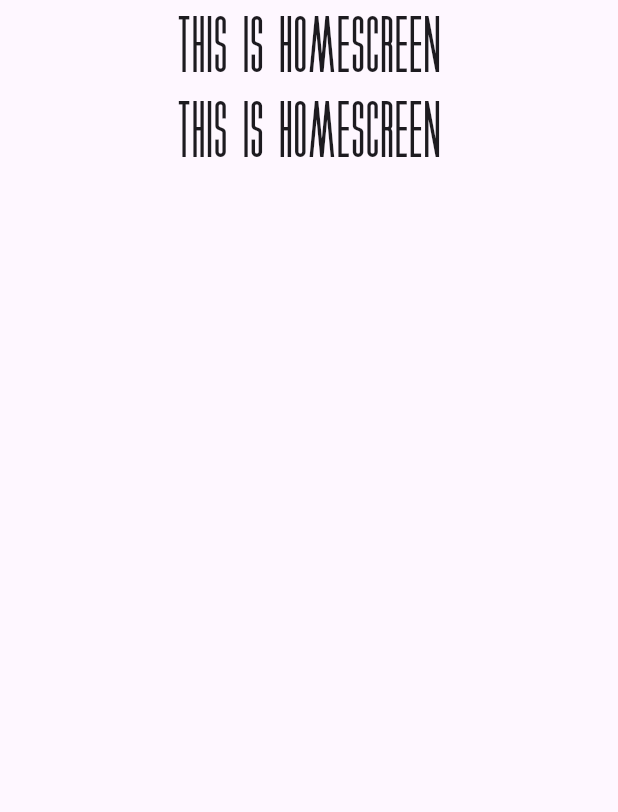
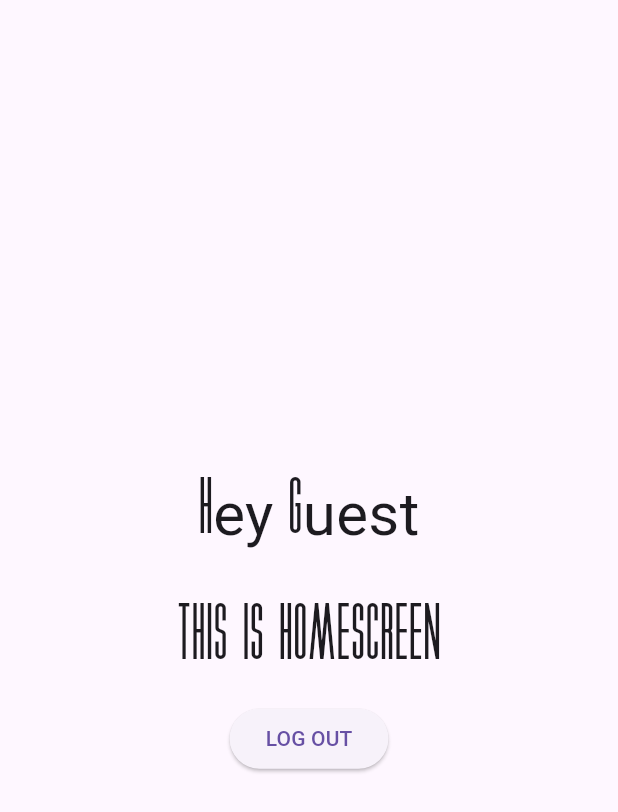
Before and after one commit to xARCELLx/GhostType-App, a Flutter app: the HomeScreen screen opened by its route, on a phone screen of 412 x 824 dp. Shown: the top 812 px of the screen. Run offline on Flutter 3.47's test engine with Material 3 defaults, Android fonts, the phone set to English and light mode, and no system bars; our stand-ins replace shared_preferences; accounts and stored records are empty.

Commit message:
Started HomeScreen and major debugging

```diff
--- a/lib/custom_app/providers/auth_provider.dart
+++ b/lib/custom_app/providers/auth_provider.dart
@@ -3,7 +3,7 @@ import '../services/LoginService.dart';
 import '../services/SignUpScreen_service.dart';
 
 class AuthProvider with ChangeNotifier {
-  bool _isLoading = false;
+  bool _isLoading = LoginService.getAuthToken()!=null;
   String? _errorMessage;
   bool _isSignedUp = false;
   bool _isLoggedIn = false;
--- a/lib/custom_app/screens/Home_Screen.dart
+++ b/lib/custom_app/screens/Home_Screen.dart
@@ -2,23 +2,51 @@ import 'package:flutter/material.dart';
 import 'package:provider/provider.dart';
 import 'package:ghost_type/custom_app/providers/auth_provider.dart';
 
-class HomeScreen extends StatelessWidget {
+class HomeScreen extends StatefulWidget {
   const HomeScreen({super.key});
 
   @override
-  void initState(){
+  State<HomeScreen> createState() => _HomeScreenState();
+}
+
+class _HomeScreenState extends State<HomeScreen> {
+  late bool isLoggedIn;
+  String? username;
+
+  @override
+  void initState() {
     super.initState();
+    final authProvider = Provider.of<AuthProvider>(context, listen: false);
+    username = authProvider.username;
+  }
+
+  void logout(){
+    Provider.of<AuthProvider>(context, listen: false).logout();
+    Navigator.pushReplacementNamed(context,'/signup');
   }
 
   @override
   Widget build(BuildContext context) {
+    final authProvider = Provider.of<AuthProvider>(context); // Only one provider call
+
     return Scaffold(
       body: Center(
         child: Column(
-            children: [
-              Text("THIS IS HOMESCREEN",style: TextStyle(fontFamily: 'xeno',fontSize: 40),),
-              Text("THIS IS HOMESCREEN",style: TextStyle(fontFamily: 'xeno',fontSize: 40),),
-            ]
+          mainAxisAlignment: MainAxisAlignment.center, // Align content properly
+          children: [
+            Text(
+              "Hey ${authProvider.username ?? "Guest"}", // Null safety fix
+              style: const TextStyle(fontFamily: 'xeno', fontSize: 40),
+            ),
+            const SizedBox(height: 20), // Adds spacing between texts
+            const Text(
+              "THIS IS HOMESCREEN",
+              style: TextStyle(fontFamily: 'xeno', fontSize: 40),
+            ),
+            const SizedBox(height: 20),
+            ElevatedButton(onPressed: logout, child: Text("LOG OUT")),
+
+          ],
         ),
       ),
     );
--- a/lib/custom_app/screens/SplashScreen.dart
+++ b/lib/custom_app/screens/SplashScreen.dart
@@ -64,13 +64,13 @@ class _GhostTypeSplashScreenState extends State<GhostTypeSplashScreen> with Tick
             PageRouteBuilder(
               pageBuilder: (context, animation, secondaryAnimation) {
                 if(Provider.of<AuthProvider>(context, listen: false).isLoggedIn) {
-                  return SignUpScreen(
-                    initialTextItems: textItems,
-                    initialTextStates: currentStates,
-                    initialFloatOffsets: currentOffsets,
-                  );
+                  return HomeScreen();
                 }
-                return HomeScreen();
+                return SignUpScreen(
+                  initialTextItems: textItems,
+                  initialTextStates: currentStates,
+                  initialFloatOffsets: currentOffsets,
+                );
             },
               transitionsBuilder: (context, animation, secondaryAnimation, child) {
                 return FadeTransition(opacity: animation, child: child);
```
